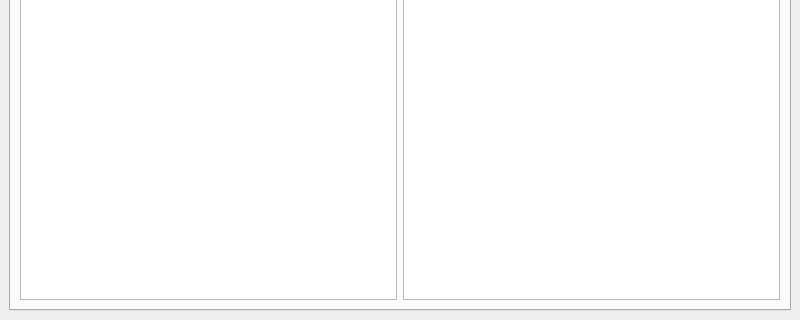
The window that modbus_parser_viewer.ui (EuphoricCatface/ModbusRTUSniffer-PySide) describes before a commit, drawn with Qt 5; both pictures show x 0 to 800 and y 280 to 600 of the 800 by 600 pixel window.
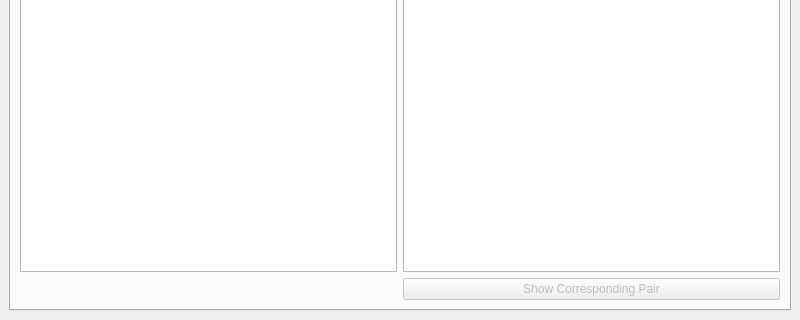
The same window after the commit.

Commit message: viewer: add show corresponding pair

Diff of the .ui file:
```diff
--- a/modbus_parser_viewer.ui
+++ b/modbus_parser_viewer.ui
@@ -39,6 +39,16 @@
           </property>
          </widget>
         </item>
+        <item row="2" column="1">
+         <widget class="QPushButton" name="pushButton_showPair">
+          <property name="enabled">
+           <bool>false</bool>
+          </property>
+          <property name="text">
+           <string>Show Corresponding Pair</string>
+          </property>
+         </widget>
+        </item>
        </layout>
       </widget>
      </widget>
```
The commit also changes 2 other files.
